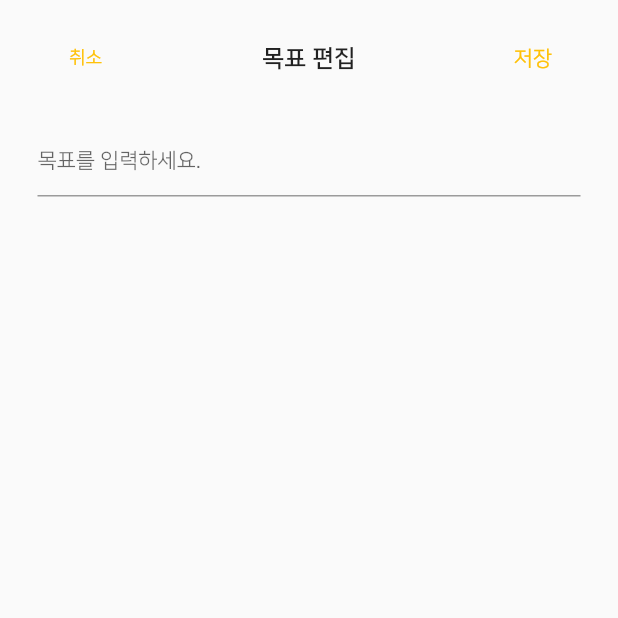
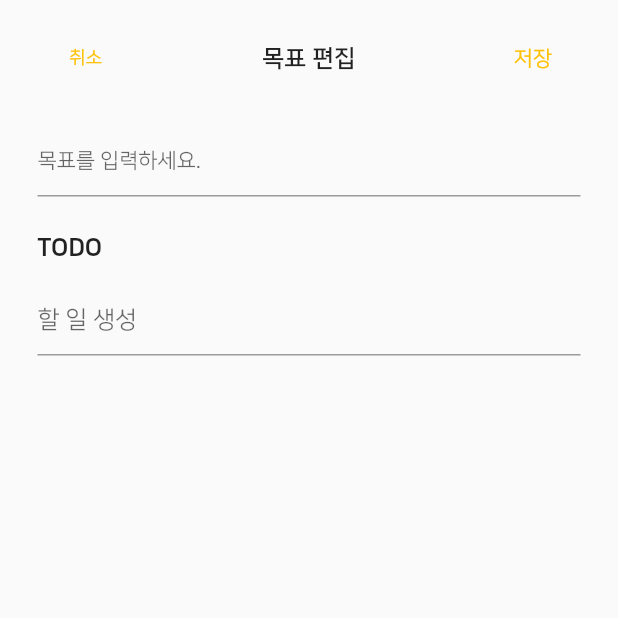
Before and after one commit to hyejin-1010/MandalArt, a Flutter app: the EditSheet screen opened directly with empty values, on a phone screen of 412 x 824 dp, the top half of it. Run offline on Flutter 3.47's test engine with Material 2 defaults, Android fonts, the phone set to English and light mode, and no system bars; our stand-ins replace get, shared_preferences, sqflite; accounts and stored records are empty.

Commit message:
Feat: MandalArt Todo

```diff
--- a/lib/components/edit_sheet.dart
+++ b/lib/components/edit_sheet.dart
@@ -1,15 +1,22 @@
 import 'package:flutter/material.dart';
 import 'package:get/get.dart';
 import 'package:madal_art/common/theme.dart';
+import 'package:madal_art/controllers/data_controller.dart';
+import 'package:madal_art/models/item.dart';
+import 'package:madal_art/models/todo.dart';
 
 class EditSheet extends StatefulWidget {
   EditSheet({
     Key? key,
-    required this.content,
+    required this.group,
+    required this.index,
+    required this.item,
     required this.onSave,
   }) : super(key: key);
 
-  final String content;
+  final int group;
+  final int index;
+  final ItemModel item;
   final Function(String) onSave;
 
   @override
@@ -17,15 +24,21 @@ class EditSheet extends StatefulWidget {
 }
 
 class _EditSheetState extends State<EditSheet> with TickerProviderStateMixin {
+  final DataController _dataController = Get.find<DataController>();
+
   late AnimationController _animationController;
   final TextEditingController _textEditingController = TextEditingController();
+  final TextEditingController _todoEditingController = TextEditingController();
+
+  List<TodoModel> _todos = [];
   bool _updated = true;
 
   @override
   void initState() {
     super.initState();
     _animationController = BottomSheet.createAnimationController(this);
-    _textEditingController.text = widget.content;
+    _textEditingController.text = widget.item.content;
+    _todos = widget.item.todos;
   }
 
   Widget _buildHeader() {
@@ -76,6 +89,49 @@ class _EditSheetState extends State<EditSheet> with TickerProviderStateMixin {
     );
   }
 
+  Widget _buildTodoListBox() {
+    return Column(
+      children: <Widget>[
+        Container(
+          margin: const EdgeInsets.only(top: 25.0, bottom: 15.0),
+          alignment: Alignment.topLeft,
+          child: Text(
+            'TODO',
+            style: TextStyle(
+              fontWeight: FontWeight.w900,
+              fontSize: CommonTheme.large,
+            ),
+          ),
+        ),
+        TextField(
+          controller: _todoEditingController,
+          decoration: InputDecoration(hintText: '할 일 생성'),
+          onSubmitted: (String? text) {
+            if (text?.isNotEmpty != true) { return; }
+            _createTodo(text!);
+          },
+        ),
+        Expanded(
+          child: SingleChildScrollView(
+            child: Column(
+              crossAxisAlignment: CrossAxisAlignment.start,
+              children: _todos.map<Widget>((TodoModel todo) {
+                return Container(
+                  padding: const EdgeInsets.symmetric(vertical: 5.0),
+                  alignment: Alignment.topLeft,
+                  child: Text(
+                    todo.content,
+                    style: TextStyle(fontSize: CommonTheme.small),
+                  ),
+                );
+              }).toList(),
+            ),
+          ),
+        ),
+      ],
+    );
+  }
+
   @override
   Widget build(BuildContext context) {
     return BottomSheet(
@@ -91,6 +147,7 @@ class _EditSheetState extends State<EditSheet> with TickerProviderStateMixin {
                 _buildHeader(),
                 const SizedBox(height: 20.0),
                 _buildTextField(),
+                Expanded(child: _buildTodoListBox()),
               ],
             ),
           ),
@@ -100,7 +157,7 @@ class _EditSheetState extends State<EditSheet> with TickerProviderStateMixin {
   }
 
   void _save() {
-    if (widget.content != _textEditingController.text) {
+    if (widget.item.content != _textEditingController.text) {
       widget.onSave(_textEditingController.text);
     }
     _back();
@@ -109,4 +166,13 @@ class _EditSheetState extends State<EditSheet> with TickerProviderStateMixin {
   void _back() {
     Get.back();
   }
+
+  void _createTodo(String content) async {
+    try {
+      TodoModel? todo = await _dataController.createTodo(widget.group, widget.index, content);
+      if (todo == null) { return; }
+      _todoEditingController.text = '';
+      setState(() { });
+    } catch (_) { }
+  }
 }
--- a/lib/controllers/data_controller.dart
+++ b/lib/controllers/data_controller.dart
@@ -1,6 +1,7 @@
 import 'package:get/get.dart';
 import 'package:madal_art/models/item.dart';
 import 'package:madal_art/models/mandalart.dart';
+import 'package:madal_art/models/todo.dart';
 import 'package:path/path.dart';
 import 'package:sqflite/sqflite.dart';
 
@@ -82,8 +83,11 @@ class DataController extends GetxController {
           await db.execute(
             'CREATE TABLE MandalArt (id INTEGER PRIMARY KEY, title TEXT, no INTEGER)',
           );
+          await db.execute(
+            'CREATE TABLE Todo (id INTEGER PRIMARY KEY, content TEXT, isDone BOOLEAN, parent INTEGER, mandalArtId INTEGER)',
+          );
         });
-    } catch (_) {}
+    } catch (_) { }
   }
 
   Future<void> _getMandalArtData() async {
@@ -109,24 +113,31 @@ class DataController extends GetxController {
   Future<void> initMandalartItems(int id) async {
     try {
       final List<Map<String, dynamic>> itemMaps = await database!.rawQuery('SELECT * from Item where mandalArtId = $mandalartId');
-      if (itemMaps.length == 0) {
-        await createTables(id);
-      } else {
+      if (itemMaps.length == 0) { return await createTables(id); }
+
+      final List<Map<String, dynamic>> todoMaps = await database!.rawQuery('SELECT * from Todo where mandalArtId = $mandalartId');
+      final Map<int, List<TodoModel>> todo = {};
+
+      for (int index = 0; index < todoMaps.length; index ++) {
+        int parent = todoMaps[index]['parent'];
+        if (todo[parent] == null) { todo[parent] = []; }
+        todo[parent]!.add(TodoModel.fromJson(todoMaps[index]));
+      }
       for (int index = 0; index < itemMaps.length; index ++) {
         dynamic item = itemMaps[index];
         int mId = item['mandalArtId'];
         int parent = item['parent'];
         int no = item['no'];
+        int id = item['id'];
 
         if (mandalart[mId]!.items[parent] == null) {
           mandalart[mId]!.items[parent] = {};
         }
-          ItemModel newItem = ItemModel(id: item['id'], mandalArtId: mId, group: parent, index: no, content: item['content']);
+        ItemModel newItem = ItemModel(id: id, mandalArtId: mId, group: parent, index: no, content: item['content'], todos: todo[id] ?? []);
         mandalart[mId]!.items[parent]![no] = newItem;
         if (no == 4) {
           if (mandalart[mId]!.items[4] == null) { mandalart[mId]!.items[4] = {}; }
           mandalart[mId]!.items[4]![parent] = newItem;
-          }
         }
       }
     } catch (_) { rethrow; }
@@ -168,9 +179,8 @@ class DataController extends GetxController {
     mandalart.refresh();
   }
 
-
   Future<ItemModel> _insert(int mandalArtId, int group, int index) async {
-    ItemModel item = ItemModel(id: 0, mandalArtId: mandalArtId, group: group, index: index);
+    ItemModel item = ItemModel(id: 0, mandalArtId: mandalArtId, group: group, index: index, todos: []);
     try {
       int id = await database!.insert(
         'Item',
@@ -189,4 +199,21 @@ class DataController extends GetxController {
     }
     return item;
   }
+
+  Future<TodoModel?> createTodo(int group, int index, String content) async {
+    ItemModel? item = mandalart[mandalartId.value!]?.items[group]?[index];
+    if (item == null) { return null; }
+    TodoModel todo = TodoModel(id: 0, parent: item.id, mandalArtId: mandalartId.value!, content: content);
+    try {
+      int id = await database!.insert(
+        'Todo',
+        todo.toMap(),
+        conflictAlgorithm: ConflictAlgorithm.replace,
+      );
+      todo.id = id;
+    } catch (_) { return null; }
+    mandalart[mandalartId.value!]!.items[group]![index]!.todos.add(todo);
+    mandalart.refresh();
+    return todo;
   }
+}
--- a/lib/models/item.dart
+++ b/lib/models/item.dart
@@ -1,9 +1,12 @@
+import 'package:madal_art/models/todo.dart';
+
 class ItemModel {
   int id;
   final int mandalArtId;
   final int group;
   final int index;
   String content;
+  List<TodoModel> todos;
 
   bool get top { return index == 4; }
 
@@ -13,6 +16,7 @@ class ItemModel {
     required this.group,
     required this.index,
     this.content = '',
+    required this.todos,
   });
 
   Map<String, dynamic> toMap() {
@@ -31,6 +35,7 @@ class ItemModel {
       group: json['parent'],
       index: json['no'],
       content: json['content'],
+      todos: [],
     );
   }
 }
--- /dev/null
+++ b/lib/models/todo.dart
@@ -0,0 +1,34 @@
+class TodoModel {
+  int id;
+  String content;
+  bool isDone;
+  final int parent;
+  final int mandalArtId;
+
+  TodoModel({
+    required this.id,
+    this.content = '',
+    this.isDone = false,
+    required this.parent,
+    required this.mandalArtId,
+  });
+
+  Map<String, dynamic> toMap() {
+    return {
+      'content': content,
+      'isDone': isDone,
+      'parent': parent,
+      'mandalArtId': mandalArtId,
+    };
+  }
+
+  factory TodoModel.fromJson(Map<String, dynamic> json) {
+    return TodoModel(
+      id: json['id'],
+      isDone: json['isDone'] == 0 ? false : true,
+      content: json['content'],
+      parent: json['parent'],
+      mandalArtId: json['mandalArtId'],
+    );
+  }
+}
--- a/lib/screens/detail/detail.dart
+++ b/lib/screens/detail/detail.dart
@@ -4,7 +4,6 @@ import 'package:madal_art/common/functions.dart';
 import 'package:madal_art/components/edit_sheet.dart';
 import 'package:madal_art/controllers/data_controller.dart';
 import 'package:madal_art/components/item.dart';
-import 'package:madal_art/dialogs/edit_dialog.dart';
 import 'package:madal_art/models/item.dart';
 import 'package:madal_art/screens/detail/components/map.dart';
 
@@ -53,7 +52,9 @@ class _DetailScreenState extends State<DetailScreen> {
         if (item == null) { return; }
 
         Get.bottomSheet(EditSheet(
-          content: item.content,
+          group: widget.index,
+          index: index,
+          item: item,
           onSave: (String content) {
             _dataController.updateItem(widget.index, index, content);
           },
```
Lines whose indentation alone changed are shown as unchanged.
